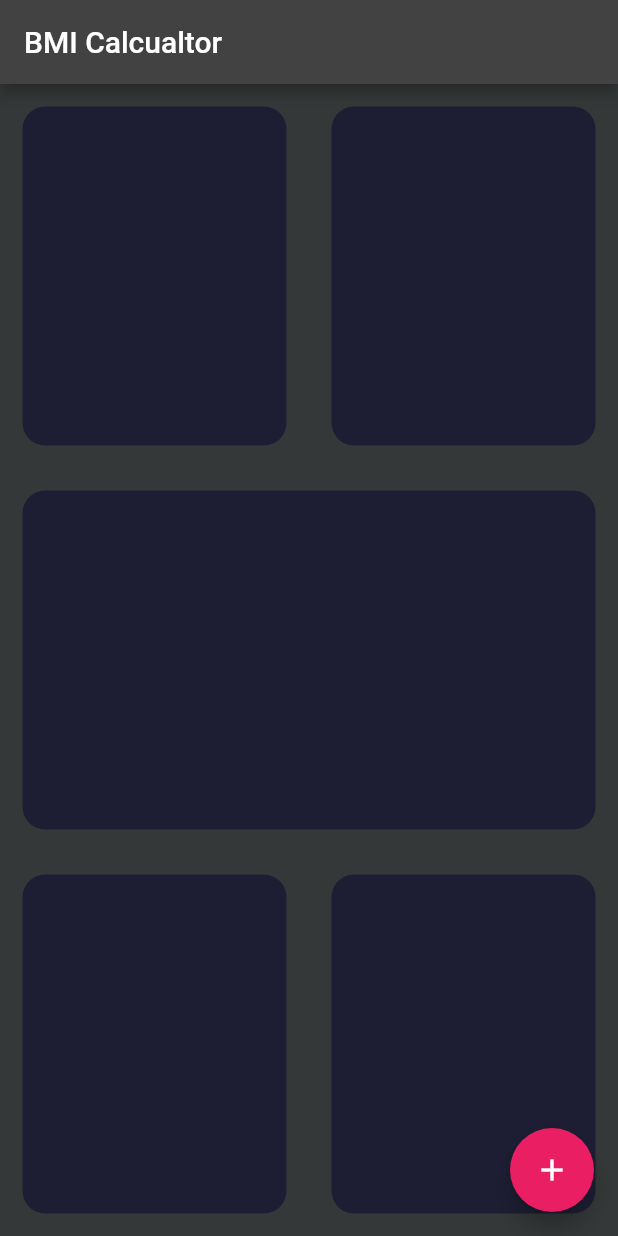
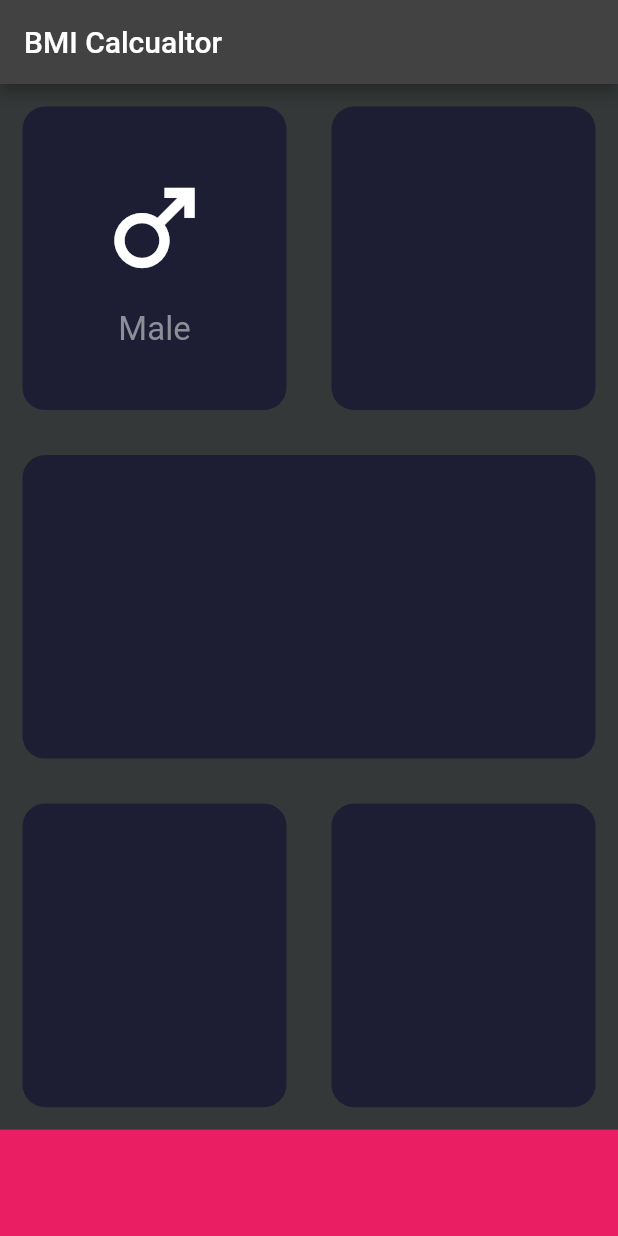
Before and after one commit to charuzain/Flutter_projects, a Flutter app: the screen it shows after launch, on a phone screen of 412 x 824 dp. Run offline on Flutter 3.47's test engine with Material 2 defaults, Android fonts, the phone set to English and light mode, and no system bars; our stand-ins replace audioplayers, rflutter_alert.

Commit message:
Custom Widget created

```diff
--- a/bmi_calculator/lib/homePage.dart
+++ b/bmi_calculator/lib/homePage.dart
@@ -1,4 +1,7 @@
 import 'package:flutter/material.dart';
+
+const widgetColor = Color(0xFF1D1E33);
+final bottomHeight = 70.9;
 
 class HomePage extends StatefulWidget {
   const HomePage({Key? key}) : super(key: key);
@@ -18,58 +21,82 @@ class _HomePageState extends State<HomePage> {
             child: Row(
               children: [
                 Expanded(
-                  child: ResuableCard(),
+                  child: ResuableCard(
+                      colour: widgetColor,
+                      cardChild: Column(
+                        mainAxisAlignment: MainAxisAlignment.center,
+                        children: [
+                          Icon(
+                            Icons.male,
+                            size: 80,
+                          ),
+                          SizedBox(height: 15,),
+                          Text(
+                            'Male',
+                            style: TextStyle(
+                                fontSize: 22, color: Color(0xFF8D8E98)),
+                          )
+                        ],
+                      )),
                 ),
                 Expanded(
-                  child: ResuableCard(),
+                  child: ResuableCard(colour: widgetColor),
                 ),
               ],
             ),
           ),
           Expanded(
-            child: ResuableCard(),
+            child: ResuableCard(colour: widgetColor),
           ),
           Expanded(
             child: Row(
               children: [
                 Expanded(
-                  child: ResuableCard(),
+                  child: ResuableCard(colour: widgetColor),
                 ),
                 Expanded(
-                  child: ResuableCard(),
+                  child: ResuableCard(colour: widgetColor),
                 ),
               ],
             ),
           ),
+          Container(
+            color: Colors.pink,
+            height: bottomHeight,
+          )
         ],
       ),
 
       // or wrap a  widget in Theme widget and change the style
-      floatingActionButton: Theme(
-        data: ThemeData(
-            colorScheme:
-                ColorScheme.fromSwatch().copyWith(secondary: Colors.pink)),
-        child: FloatingActionButton(
-          child: Icon(Icons.add),
-          onPressed: () {},
-        ),
-      ),
+      // floatingActionButton: Theme(
+      //   data: ThemeData(
+      //       colorScheme:
+      //           ColorScheme.fromSwatch().copyWith(secondary: Colors.pink)),
+      //   child: FloatingActionButton(
+      //     child: const Icon(Icons.add),
+      //     onPressed: () {},
+      //   ),
+      // ),
     ));
   }
 }
 
 class ResuableCard extends StatelessWidget {
-  const ResuableCard({
-    super.key,
-  });
+  final Color colour;
+  // By making cardChild nullable with the ? symbol, the variable is not required
+  // to have a value assigned to it. This makes it optional, allowing instances of
+  // ReusableCard to be created without providing a value for cardChild.
+  final Widget? cardChild;
+  const ResuableCard({required this.colour, this.cardChild});
 
   @override
   Widget build(BuildContext context) {
     return Container(
-      margin: EdgeInsets.all(15.0),
+      child: cardChild,
+      margin: const EdgeInsets.all(15.0),
       decoration: BoxDecoration(
         borderRadius: BorderRadius.circular(15),
-        color: Color(0xFF1D1E33),
+        color: colour,
       ),
     );
   }
```
